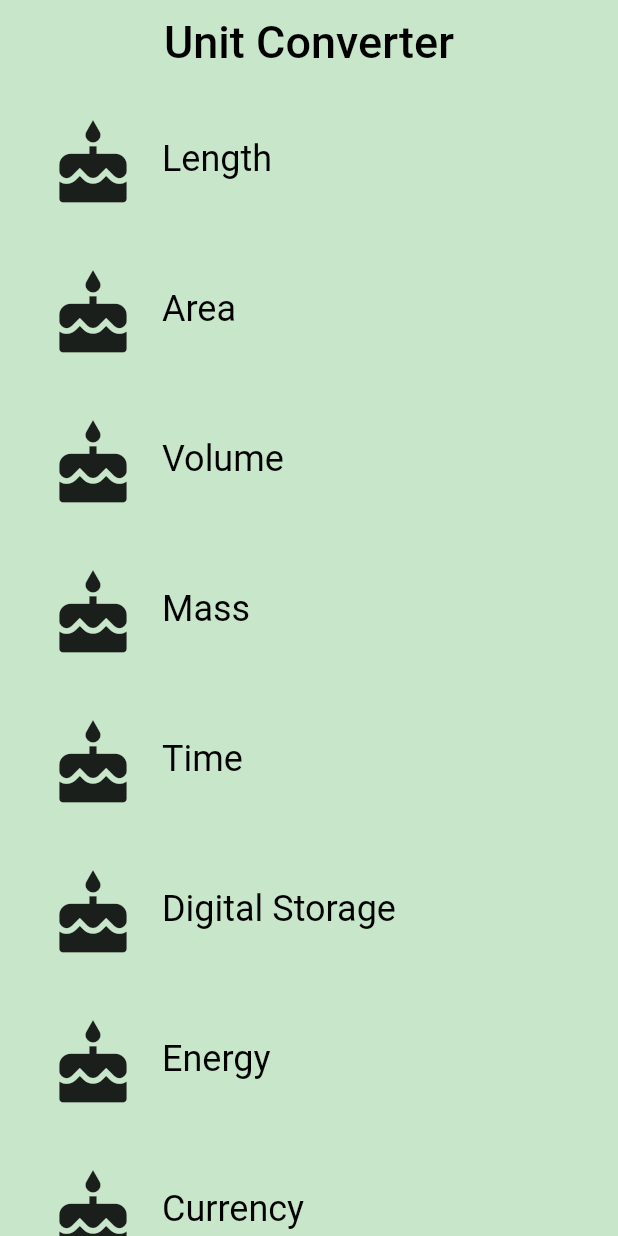
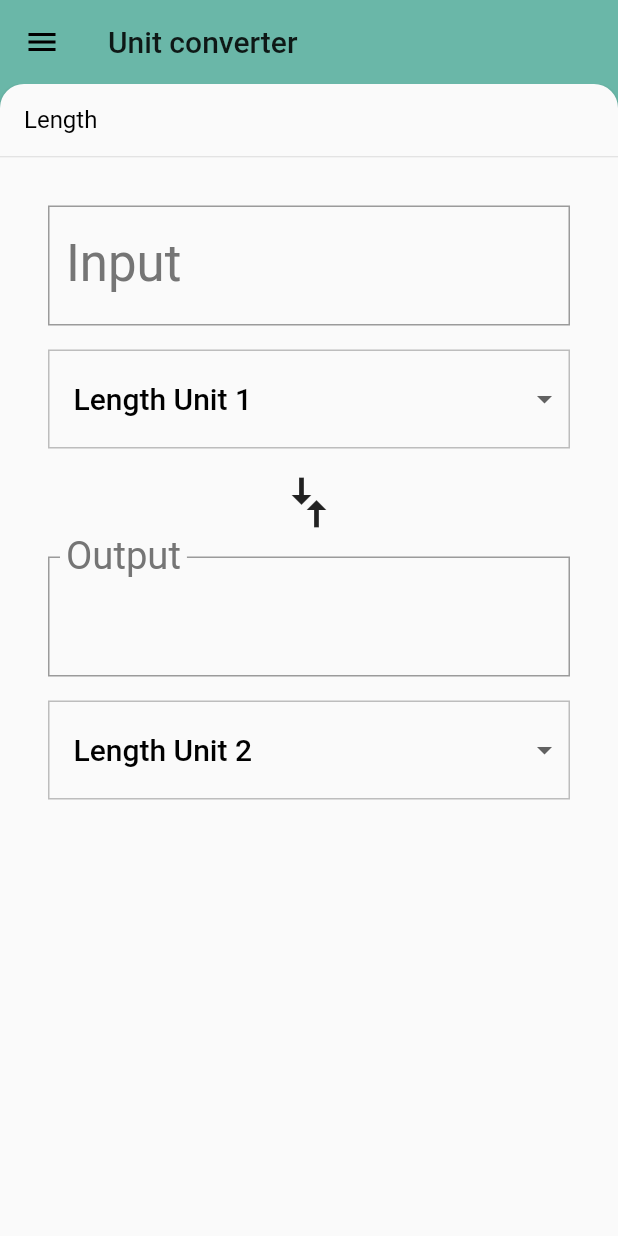
Before and after one commit to AYM1607/udacity_flutter, a Flutter app: the screen it shows after launch, on a phone screen of 412 x 824 dp. Run offline on Flutter 3.47's test engine with Material 2 defaults, Android fonts, the phone set to English and light mode, and no system bars.

Commit message:
Finished code for lesson 7

```diff
--- a/lib/category_route.dart
+++ b/lib/category_route.dart
@@ -7,6 +7,8 @@ import 'package:flutter/material.dart';
 import 'category.dart';
 import 'category_tile.dart';
 import 'unit.dart';
+import 'unit_converter.dart';
+import 'backdrop.dart';
 
 final _backgroundColor = Colors.green[100];
 
@@ -26,6 +28,8 @@ class CategoryRoute extends StatefulWidget {
 
 class _CategoryRouteState extends State<CategoryRoute> {
   // TODO: Keep track of a default [Category], and the currently-selected
+  Category _defaultCategory;
+  Category _currentCategory;
   // [Category]
   final _categories = <Category>[];
   static const _categoryNames = <String>[
@@ -86,11 +90,17 @@ class _CategoryRouteState extends State<CategoryRoute> {
         units: _retrieveUnitList(_categoryNames[i]),
       ));
     }
+    _defaultCategory = _categories[0];
+    _currentCategory = _defaultCategory;
   }
 
   // TODO: Fill out this function
   /// Function to call when a [Category] is tapped.
-  void _onCategoryTap(Category category) {}
+  void _onCategoryTap(Category category) {
+    setState(() {
+      _currentCategory = category;
+    });
+  }
 
   /// Makes the correct number of rows for the list view.
   ///
@@ -122,27 +132,19 @@ class _CategoryRouteState extends State<CategoryRoute> {
   Widget build(BuildContext context) {
     // TODO: Import and use the Backdrop widget
     final listView = Container(
-      color: _backgroundColor,
+      color: _currentCategory.color['highlight'],
       padding: EdgeInsets.symmetric(horizontal: 8.0),
       child: _buildCategoryWidgets(),
     );
 
-    final appBar = AppBar(
-      elevation: 0.0,
-      title: Text(
-        'Unit Converter',
-        style: TextStyle(
-          color: Colors.black,
-          fontSize: 30.0,
-        ),
+    return Backdrop(
+      currentCategory: _currentCategory,
+      frontPanel: UnitConverter(
+        category: _currentCategory,
       ),
-      centerTitle: true,
-      backgroundColor: _backgroundColor,
-    );
-
-    return Scaffold(
-      appBar: appBar,
-      body: listView,
+      backPanel: listView,
+      backTitle: Text('Select category'),
+      frontTitle: Text('Unit converter'),
     );
   }
 }
```
Also changed, not shown: lib/category_tile.dart (+1 -23 lines), lib/unit_converter.dart (+8 -0 lines).
